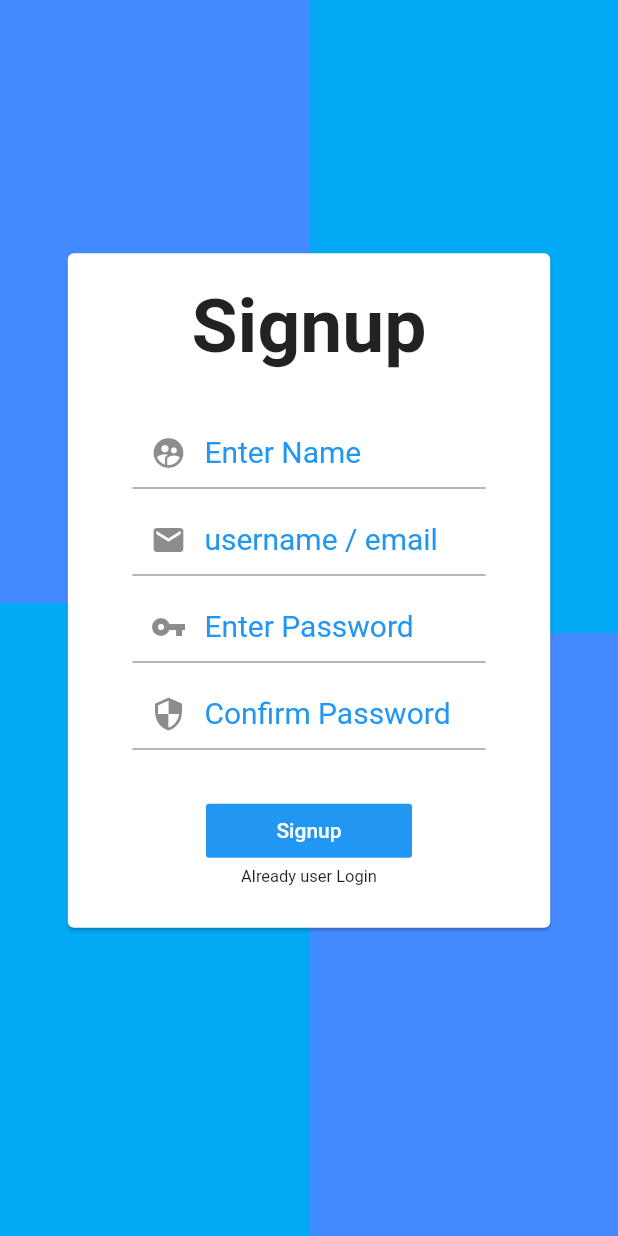
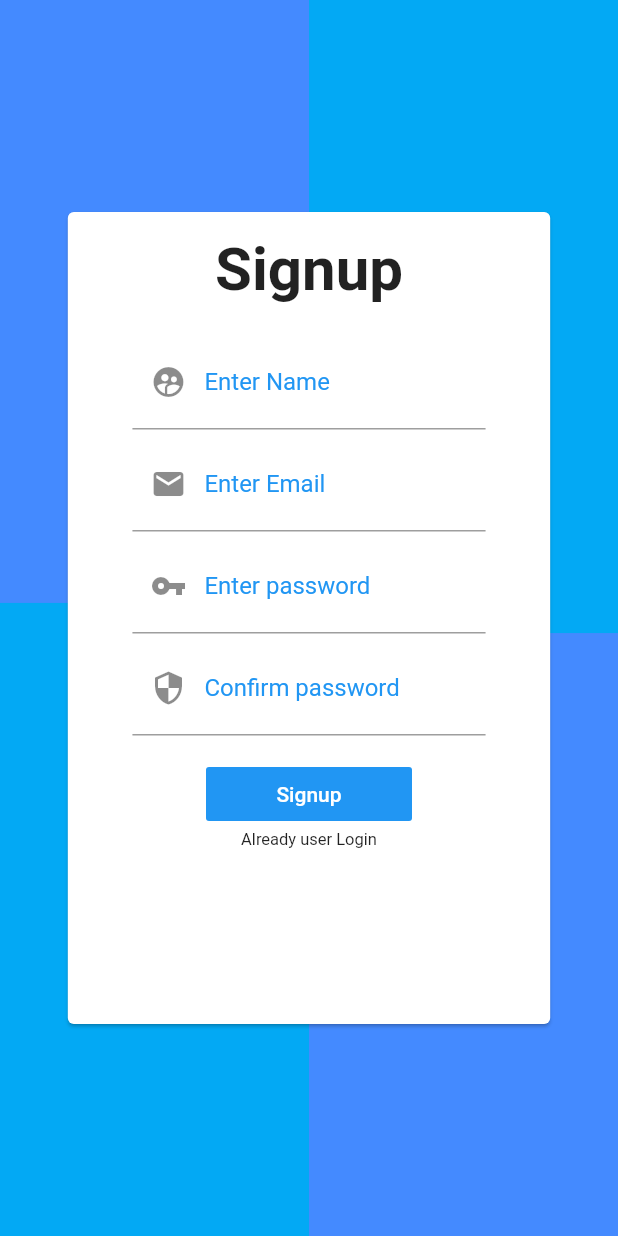
Before and after one commit to oswalgopal/First-Flutter-App, a Flutter app: the Signup screen opened by its route, on a phone screen of 412 x 824 dp. Run offline on Flutter 3.47's test engine with Material 2 defaults, Android fonts, the phone set to English and light mode, and no system bars; our stand-ins replace fluttertoast, validators.

Commit message:
added register

```diff
--- /dev/null
+++ b/lib/Models/user.dart
@@ -0,0 +1,8 @@
+class User {
+  String username;
+  String name;
+  String mobile;
+  String password;
+
+  User(this.username, this.name, this.mobile, this.password);
+}
--- /dev/null
+++ b/lib/Pages/Signup.dart
@@ -0,0 +1,191 @@
+/***
+ * @author: Gopal Oswal
+ * @date: 17 April, 2020
+ * @description: SignUp Page
+ */
+import 'package:flutter/material.dart';
+import 'package:crm/Models/user.dart';
+import 'package:crm/Widgets/InputWidgetDecoration.dart';
+import 'package:validators/validators.dart';
+import 'package:crm/Providers/api.dart' as Api;
+import 'package:fluttertoast/fluttertoast.dart';
+class Signup extends StatefulWidget {
+  @override
+  _SignupState createState() => _SignupState();
+}
+
+class _SignupState extends State<Signup> {
+  final user =  User('', '', '', '');
+  final signUpForm = GlobalKey<FormState>();
+  TextEditingController usernameController = TextEditingController();
+  TextEditingController emailController = TextEditingController();
+  TextEditingController passwordController = TextEditingController();
+  TextEditingController confirmPasswordController = TextEditingController();
+  signUp() {
+
+  }
+
+  @override
+  Widget build(BuildContext context) {
+    return Scaffold(
+      body: SafeArea(
+          child: Stack(
+              children: <Widget>[
+                Container(
+                  child: Row(
+                    children: <Widget>[
+                      Column(
+                        children: <Widget>[
+                          Container(width: MediaQuery.of(context).size.width / 2, height: MediaQuery.of(context).size.height / 2.05, color: Colors.blueAccent),
+                        ],
+                      ),
+                      Column(
+                        mainAxisAlignment: MainAxisAlignment.end,
+                        children: <Widget>[
+                          Container(width: MediaQuery.of(context).size.width / 2, height: MediaQuery.of(context).size.height / 2.05, color: Colors.blueAccent),
+                        ],
+                      ),
+                    ],),
+                ),
+                Positioned(
+                  child: Center(
+                    child: Container(
+                      width: MediaQuery.of(context).size.width / 1.25,
+                      height: MediaQuery.of(context).size.height / 1.5,
+                      child: Form(
+                        key: signUpForm,
+                        child: Card(
+                          child: Column(
+                            children: <Widget>[
+                              Padding(
+                                  padding: EdgeInsets.all(15),
+                                  child: Text('Signup', style: TextStyle(fontSize: 40, fontWeight: FontWeight.bold))
+                              ),
+                              Container(
+                                margin: EdgeInsets.fromLTRB(0, 5, 0, 0),
+                                width: MediaQuery.of(context).size.width / 1.75,
+                                child: TextFormField(
+                                  controller: usernameController,
+                                  onSaved: (String name) {
+                                      print('name' + name);
+                                      user.name = name;
+                                  },
+                                  validator: (value) {
+                                    if (value.isEmpty) {
+                                      return 'This Field is required';
+                                    }
+                                    return null;
+                                  },
+                                  decoration: InputWidgetDecoration.inputWidgetDecoration(
+                                    context,
+                                    labelText: 'Enter Name',
+                                    hintText: '',
+                                    prefixIcon: new Icon(Icons.supervised_user_circle),
+                                  )
+                                ),
+                              ),
+                              Container(
+                                margin: EdgeInsets.fromLTRB(0, 5, 0, 0),
+                                width: MediaQuery.of(context).size.width / 1.75,
+                                child: TextFormField(
+                                    controller: emailController,
+                                    validator: (value) {
+                                      if (!isEmail(value)) {
+                                        return 'Please Enter a valid email';
+                                      }
+                                      if (value.isEmpty) {
+                                        return 'This Field is required';
+                                      }
+                                      return null;
+                                    },
+                                  decoration: InputWidgetDecoration.inputWidgetDecoration(
+                                    context,
+                                    labelText: 'Enter Email',
+                                    hintText: '',
+                                    prefixIcon: new Icon(Icons.email) ,
+                                  )
+                                ),
+                              ),
+                              Container(
+                                margin: EdgeInsets.fromLTRB(0, 5, 0, 0),
+                                width: MediaQuery.of(context).size.width / 1.75,
+                                child: TextFormField(
+                                  controller: passwordController,
+                                  obscureText: true,
+                                  validator: (val) => val.length < 8 ? 'Password should greater than 8 character' : null,
+                                  decoration: InputWidgetDecoration.inputWidgetDecoration(
+                                    context,
+                                    labelText: 'Enter password',
+                                    hintText: '',
+                                    prefixIcon: new Icon(Icons.vpn_key) ,
+                                  )
+                                ),
+                              ),
+                              Container(
+                                margin: EdgeInsets.fromLTRB(0, 5, 0, 0),
+                                width: MediaQuery.of(context).size.width / 1.75,
+                                child: TextFormField(
+                                  obscureText: true,
+                                  controller: confirmPasswordController,
+                                  validator: (val) => val.length < 8 ? 'Password should greater than 8 character' : null,
+                                  decoration: InputWidgetDecoration.inputWidgetDecoration(
+                                    context,
+                                    labelText: 'Confirm password',
+                                    hintText: '',
+                                    prefixIcon: new Icon(Icons.security) ,
+                                  )
+                                ),
+                              ),
+                              Container(
+                                width: MediaQuery.of(context).size.width / 3,
+                                margin: EdgeInsets.fromLTRB(0, 15, 0, 0),
+                                child: FlatButton(
+                                  color: Colors.blue,
+                                  textColor: Colors.white,
+                                  child: Text('Signup'),
+                                  onPressed: () {
+                                    if (signUpForm.currentState.validate()) {
+                                      print(usernameController.text);
+                                      print(emailController.text);
+                                      print(passwordController.text);
+                                      print(confirmPasswordController.text);
+                                      if (passwordController.text == confirmPasswordController.text) {
+
+                                      } else {
+                                        Fluttertoast.showToast(
+                                            msg: "Password Doesnot match",
+                                            toastLength: Toast.LENGTH_LONG,
+                                            gravity: ToastGravity.BOTTOM,
+                                            timeInSecForIosWeb: 1,
+                                            backgroundColor: Colors.redAccent,
+                                            textColor: Colors.white,
+                                            fontSize: 16.0
+                                        );
+                                      }
+                                    }
+//                                Navigator.pushNamed(context, '/home');
+                                  },
+                                ),
+                              ),
+                              GestureDetector(
+                                onTap: () {
+                                  Navigator.pushNamed(context, '/login');
+                                },
+                                child: Text('Already user Login', style: TextStyle(
+                                    fontSize: 11
+                                ),),
+                              )
+                            ],
+                          ),
+                        ),
+                      ),
+                    ),
+                  ),
+                ),
+              ]
+          )
+      ),
+      backgroundColor: Colors.lightBlue,
+    );
+  }
+}
--- a/lib/home.dart
+++ b/lib/Pages/home.dart
@@ -1,4 +1,4 @@
-import 'package:crm/sideMenu.dart';
+import 'package:crm/Widgets/sideMenu.dart';
 /***
  * @author: Gopal Oswal
  * @date: 17 April, 2020
--- a/lib/login.dart
+++ b/lib/Pages/login.dart
@@ -4,13 +4,18 @@
  * @description: Login Page
  */
 import 'package:flutter/material.dart';
-
+import 'package:crm/Providers/api.dart' as Api;
 class Login extends StatefulWidget {
   @override
   _LoginState createState() => _LoginState();
 }
 
 class _LoginState extends State<Login> {
+
+  void login() {
+
+  }
+
   @override
   Widget build(BuildContext context) {
     return Scaffold(
--- /dev/null
+++ b/lib/Providers/api.dart
@@ -0,0 +1,17 @@
+import 'package:http/http.dart' as http;
+
+ class Api {
+  var serverUrl = 'http://3.7.81.109:8081/';
+
+  getApi(url) async {
+    var response = await http.get(this.serverUrl + url);
+    return response;
+  }
+
+
+  postApi(param) async {
+    var response = await http.post(this.serverUrl + param.url,
+      body: param.data, headers: {});
+    return response;
+  }
+}
--- a/lib/Signup.dart
+++ /dev/null
@@ -1,145 +0,0 @@
-/***
- * @author: Gopal Oswal
- * @date: 17 April, 2020
- * @description: SignUp Page
- */
-
-import 'package:flutter/material.dart';
-
-class Signup extends StatefulWidget {
-  @override
-  _SignupState createState() => _SignupState();
-}
-
-class _SignupState extends State<Signup> {
-  @override
-  Widget build(BuildContext context) {
-    return Scaffold(
-      body: SafeArea(
-          child: Stack(
-              children: <Widget>[
-                Container(
-                  child: Row(
-                    children: <Widget>[
-                      Column(
-                        children: <Widget>[
-                          Container(width: MediaQuery.of(context).size.width / 2, height: MediaQuery.of(context).size.height / 2.05, color: Colors.blueAccent),
-                        ],
-                      ),
-                      Column(
-                        mainAxisAlignment: MainAxisAlignment.end,
-                        children: <Widget>[
-                          Container(width: MediaQuery.of(context).size.width / 2, height: MediaQuery.of(context).size.height / 2.05, color: Colors.blueAccent),
-                        ],
-                      ),
-                    ],),
-                ),
-                Positioned(
-                  top: MediaQuery.of(context).size.height / 5,
-                  left: MediaQuery.of(context).size.width / 10,
-                  child: Container(
-                    width: MediaQuery.of(context).size.width / 1.25,
-                    height: MediaQuery.of(context).size.height / 1.8,
-                    child: Card(
-                      child: Column(
-                        children: <Widget>[
-                          Padding(
-                              padding: EdgeInsets.all(20),
-                              child: Text('Signup', style: TextStyle(fontSize: 50, fontWeight: FontWeight.bold))
-                          ),
-                          Container(
-                            margin: EdgeInsets.fromLTRB(0, 10, 0, 0),
-                            width: MediaQuery.of(context).size.width / 1.75,
-                            child: TextFormField(
-                              decoration: InputDecoration(
-                                hintText: 'Enter Name',
-                                hintStyle: TextStyle(
-                                    color: Colors.blue,
-                                    fontSize: 20
-                                ),
-                                fillColor: Colors.blue,
-                                prefixIcon: new Icon(Icons.supervised_user_circle),
-                              ),
-                            ),
-                          ),
-                          Container(
-                            margin: EdgeInsets.fromLTRB(0, 10, 0, 0),
-                            width: MediaQuery.of(context).size.width / 1.75,
-                            child: TextField(
-                              decoration: InputDecoration(
-                                hintText: 'username / email',
-                                hintStyle: TextStyle(
-                                    color: Colors.blue,
-                                    fontSize: 20
-                                ),
-                                fillColor: Colors.blue,
-                                prefixIcon: new Icon(Icons.email),
-                              ),
-                            ),
-                          ),
-                          Container(
-                            margin: EdgeInsets.fromLTRB(0, 10, 0, 0),
-                            width: MediaQuery.of(context).size.width / 1.75,
-                            child: TextFormField(
-                              obscureText: true,
-                              validator: (val) => val.length < 6 ? 'sdkfjskdlfj' : null,
-                              decoration: InputDecoration(
-                                hintText: 'Enter Password',
-                                hintStyle: TextStyle(
-                                    color: Colors.blue,
-                                    fontSize: 20
-                                ),
-                                fillColor: Colors.blue,
-                                prefixIcon: new Icon(Icons.vpn_key),
-                              ),
-                            ),
-                          ),
-                          Container(
-                            margin: EdgeInsets.fromLTRB(0, 10, 0, 0),
-                            width: MediaQuery.of(context).size.width / 1.75,
-                            child: TextFormField(
-                              obscureText: true,
-                              validator: (val) => val.length < 6 ? 'sdkfjskdlfj' : null,
-                              decoration: InputDecoration(
-                                hintText: 'Confirm Password',
-                                hintStyle: TextStyle(
-                                    color: Colors.blue,
-                                    fontSize: 20
-                                ),
-                                fillColor: Colors.blue,
-                                prefixIcon: new Icon(Icons.security),
-                              ),
-                            ),
-                          ),
-                          Container(
-                            width: MediaQuery.of(context).size.width / 3,
-                            margin: EdgeInsets.fromLTRB(0, 30, 0, 0),
-                            child: FlatButton(
-                              color: Colors.blue,
-                              textColor: Colors.white,
-                              child: Text('Signup'),
-                              onPressed: () {
-                                Navigator.pushNamed(context, '/home');
-                              },
-                            ),
-                          ),
-                          GestureDetector(
-                            onTap: () {
-                              Navigator.pushNamed(context, '/login');
-                            },
-                            child: Text('Already user Login', style: TextStyle(
-                                fontSize: 11
-                            ),),
-                          )
-                        ],
-                      ),
-                    ),
-                  ),
-                ),
-              ]
-          )
-      ),
-      backgroundColor: Colors.lightBlue,
-    );
-  }
-}
--- /dev/null
+++ b/lib/Widgets/InputWidgetDecoration.dart
@@ -0,0 +1,26 @@
+import 'package:flutter/material.dart';
+
+class InputWidgetDecoration {
+  static InputDecoration inputWidgetDecoration(
+  BuildContext context, {
+        String labelText = "",
+        String hintText = "",
+        Icon prefixIcon,
+        Widget suffixIcon,
+  }) {
+    return InputDecoration(
+      hintText: hintText,
+      labelText: labelText,
+      labelStyle: TextStyle(
+        color: Colors.blue,
+      ),
+      hintStyle: TextStyle(
+          color: Colors.blue,
+          fontSize: 20
+      ),
+      fillColor: Colors.blue,
+      prefixIcon: prefixIcon,
+      suffixIcon: suffixIcon
+    );
+  }
+}
--- a/lib/main.dart
+++ b/lib/main.dart
@@ -4,10 +4,10 @@
  * @description: Main Dart File as App.js we have in react
  */
 
-import 'package:crm/Signup.dart';
-import 'package:crm/login.dart';
+import 'package:crm/Pages/Signup.dart';
+import 'package:crm/Pages/login.dart';
 import 'package:flutter/material.dart';
-import 'package:crm/home.dart';
+import 'package:crm/Pages/home.dart';
 void main() => runApp(MaterialApp(
     initialRoute: '/login',
     routes: {
--- a/pubspec.yaml
+++ b/pubspec.yaml
@@ -19,6 +19,9 @@ environment:
 dependencies:
   flutter:
     sdk: flutter
+  http: ^0.12.0+2
+  validators: ^2.0.0+1
+  fluttertoast: 4.0.1
 
   # The following adds the Cupertino Icons font to your application.
   # Use with the CupertinoIcons class for iOS style icons.
```
Also changed, not shown: lib/Widgets/sideMenu.dart (renamed from lib/sideMenu.dart), pubspec.lock.
